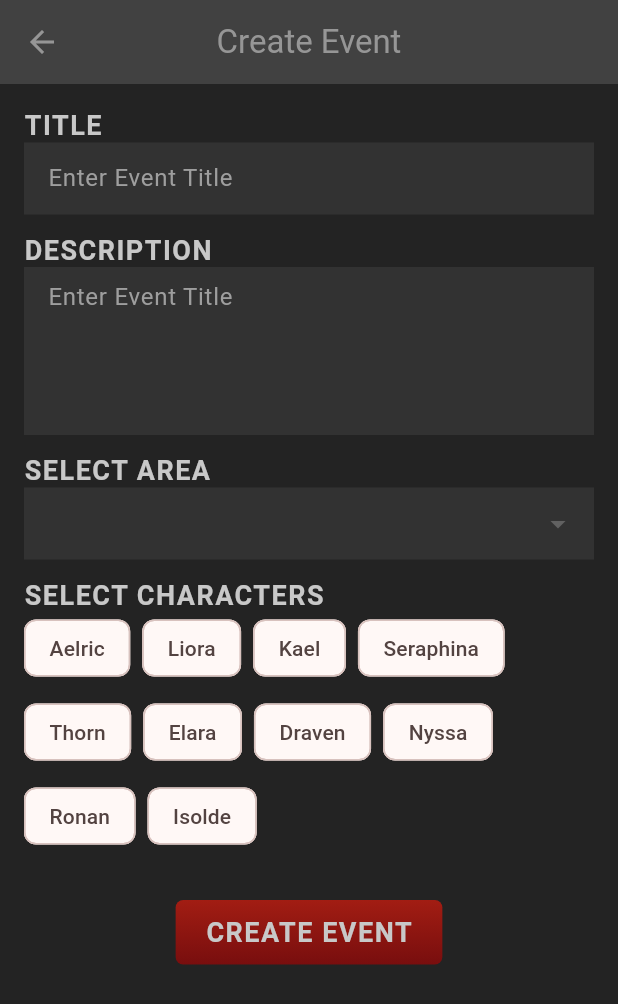
After one commit to Muzammil-Abubakar/Flutter, a Flutter app: the EventCreateScreen screen opened directly, on a phone screen of 412 x 824 dp. The commit adds this screen. Shown: the top 1004 px of the screen. Run offline on Flutter 3.47's test engine with Material 3 defaults, Android fonts, the phone set to English and light mode, and no system bars; our stand-ins replace google_fonts; Roboto replaces fonts that are missing (Kanit).

Commit message:
Not Final Commit

```diff
--- a/lib/home.dart
+++ b/lib/home.dart
@@ -3,12 +3,14 @@ import 'package:rpg/models/area.dart';
 import 'package:rpg/screens/area/area_list.dart';
 import 'package:rpg/screens/character/CharacterList.dart';
 import 'package:rpg/screens/character/character_profile.dart';
+import 'package:rpg/screens/event/Event_list_screen.dart';
 import 'package:rpg/screens/mythos/cultural_mythos_screen.dart';
 import 'package:rpg/screens/mythos/natural_mythos_screen.dart';
 import 'package:rpg/shared/styled_text.dart';
 import 'package:rpg/themes.dart';
 
 import 'models/character.dart';
+import 'models/event.dart';
 
 class Home extends StatelessWidget {
   const Home({super.key});
@@ -82,7 +84,7 @@ class Home extends StatelessWidget {
                       "assets/img/vocations/terminal_raider.jpg",
                       cardWidth,
                       cardHeight,
-                      CulturalMythosScreen()
+                      EventListScreen(events: sampleEvents)
                   ),
                 ],
               ),
--- a/lib/screens/area/area_list.dart
+++ b/lib/screens/area/area_list.dart
@@ -15,7 +15,7 @@ class AreaList extends StatelessWidget {
     }
 
     return Scaffold(
-      appBar: AppBar(title: const Text("Areas by Terrain")),
+      appBar: AppBar(title: const StyledHeading("Areas by Terrain")),
       body: SafeArea(
         child: ListView(
           padding: const EdgeInsets.all(12),
--- a/lib/screens/area/area_profile.dart
+++ b/lib/screens/area/area_profile.dart
@@ -32,7 +32,7 @@ class AreaProfileScreen extends StatelessWidget {
 
               // Characters
               if (area.characters.isNotEmpty) ...[
-                StyledHeading('Characters'),
+                StyledHeading('Belonging Characters'),
                 const SizedBox(height: 8),
                 Column(
                   children: area.characters
@@ -49,7 +49,6 @@ class AreaProfileScreen extends StatelessWidget {
                       child: Card(
                         child: ListTile(
                           title: StyledText(c.name),
-                          subtitle: StyledText(c.role),
                         ),
                       ),
                     ),
--- a/lib/screens/character/CharacterList.dart
+++ b/lib/screens/character/CharacterList.dart
@@ -96,7 +96,7 @@ class _CharacterListState extends State<CharacterList> {
                     });
                   }
                 },
-                child: const StyledText('Create'),
+                child: const StyledHeading('Create'),
               ),
             ),
           ],
--- /dev/null
+++ b/lib/screens/create/EventCreateScreen.dart
@@ -0,0 +1,123 @@
+import 'package:flutter/material.dart';
+import '../../models/event.dart';
+import '../../models/character.dart';
+import '../../models/area.dart';
+import '../../shared/styled_text.dart';
+import '../../shared/styled_button.dart';
+
+class EventCreateScreen extends StatefulWidget {
+  const EventCreateScreen({super.key});
+
+  @override
+  State<EventCreateScreen> createState() => _EventCreateScreenState();
+}
+
+class _EventCreateScreenState extends State<EventCreateScreen> {
+  final _formKey = GlobalKey<FormState>();
+  final _titleController = TextEditingController();
+  final _descController = TextEditingController();
+
+  Area? selectedArea;
+  List<Character> selectedCharacters = [];
+
+  @override
+  Widget build(BuildContext context) {
+    return Scaffold(
+      appBar: AppBar(
+        title: const Text("Create Event"),
+        centerTitle: true,
+      ),
+      body: SafeArea(
+        child: SingleChildScrollView(
+          padding: const EdgeInsets.all(16),
+          child: Form(
+            key: _formKey,
+            child: Column(
+              crossAxisAlignment: CrossAxisAlignment.start,
+              children: [
+                StyledHeading("Title"),
+                TextFormField(
+                  style: TextStyle(
+                      color: Colors.white
+                  ),
+                  controller: _titleController,
+                  decoration: const InputDecoration(hintText: "Enter Event Title", hintStyle: TextStyle(color: Colors.grey) ),
+                  validator: (value) =>
+                  value == null || value.isEmpty ? "Required" : null,
+                ),
+                const SizedBox(height: 12),
+
+                StyledHeading("Description"),
+                TextFormField(
+                  style: TextStyle(
+                    color: Colors.white
+                  ),
+                  controller: _descController,
+                  maxLines: 4,
+                  decoration: const InputDecoration(hintText: "Enter Event Title", hintStyle: TextStyle(color: Colors.grey) ),
+                  validator: (value) =>
+                  value == null || value.isEmpty ? "Required" : null,
+                ),
+                const SizedBox(height: 12),
+
+                StyledHeading("Select Area"),
+                DropdownButtonFormField<Area>(
+                  value: selectedArea,
+                  items: sampleAreas
+                      .map((area) => DropdownMenuItem(
+                    value: area,
+                    child: Text(area.name),
+                  ))
+                      .toList(),
+                  onChanged: (area) => setState(() => selectedArea = area),
+                  validator: (value) => value == null ? "Select an area" : null,
+                ),
+                const SizedBox(height: 12),
+
+                StyledHeading("Select Characters"),
+                Wrap(
+                  spacing: 8,
+                  runSpacing: 8,
+                  children: sampleCharacters.map((character) {
+                    final isSelected = selectedCharacters.contains(character);
+                    return ChoiceChip(
+                      label: Text(character.name),
+                      selected: isSelected,
+                      onSelected: (selected) {
+                        setState(() {
+                          if (selected) {
+                            selectedCharacters.add(character);
+                          } else {
+                            selectedCharacters.remove(character);
+                          }
+                        });
+                      },
+                    );
+                  }).toList(),
+                ),
+                const SizedBox(height: 24),
+
+                Center(
+                  child: StyledButton(
+                    child: StyledHeading("Create Event"),
+                    onPressed: () {
+                      if (_formKey.currentState!.validate() && selectedArea != null) {
+                        final newEvent = Event(
+                          title: _titleController.text,
+                          description: _descController.text,
+                          characters: selectedCharacters,
+                          area: selectedArea!,
+                        );
+                        Navigator.pop(context, newEvent); // return the new event
+                      }
+                    },
+                  ),
+                ),
+              ],
+            ),
+          ),
+        ),
+      ),
+    );
+  }
+}
--- a/lib/screens/mythos/MythosEntryDetailScreen.dart
+++ b/lib/screens/mythos/MythosEntryDetailScreen.dart
@@ -1,4 +1,5 @@
 import 'package:flutter/material.dart';
+import 'package:rpg/shared/styled_text.dart';
 import '../../models/mythos.dart';
 
 class MythosEntryDetailScreen extends StatelessWidget {
@@ -10,7 +11,7 @@ class MythosEntryDetailScreen extends StatelessWidget {
   Widget build(BuildContext context) {
     return Scaffold(
       appBar: AppBar(
-        title: Text(entry.title),
+        title: StyledTitle(entry.title),
       ),
       body: SingleChildScrollView(
         padding: const EdgeInsets.all(16),
@@ -24,14 +25,10 @@ class MythosEntryDetailScreen extends StatelessWidget {
                 fit: BoxFit.cover,
               ),
             const SizedBox(height: 16),
-            Text(
-              entry.title,
-              style: Theme.of(context).textTheme.titleLarge,
-            ),
+            StyledHeading(entry.title),
             const SizedBox(height: 12),
-            Text(
-              entry.description,
-              style: Theme.of(context).textTheme.bodyMedium,
+            StyledText(
+              entry.description
             ),
           ],
         ),
--- a/pubspec.yaml
+++ b/pubspec.yaml
@@ -62,7 +62,6 @@ flutter:
   # To add assets to your application, add an assets section, like this:
   assets:
      - assets/img/vocations/
-     - assets/img/skills/
      - assets/img/logo/
 
   # An image asset can refer to one or more resolution-specific "variants", see
```
Also changed, not shown: lib/models/event.dart (+3 -7 lines), lib/screens/create/character_create_screen.dart (+10 -3 lines), lib/screens/event/Event_list_screen.dart (added, +97 -0 lines), lib/screens/event/event_profile.dart (added, +139 -0 lines).
